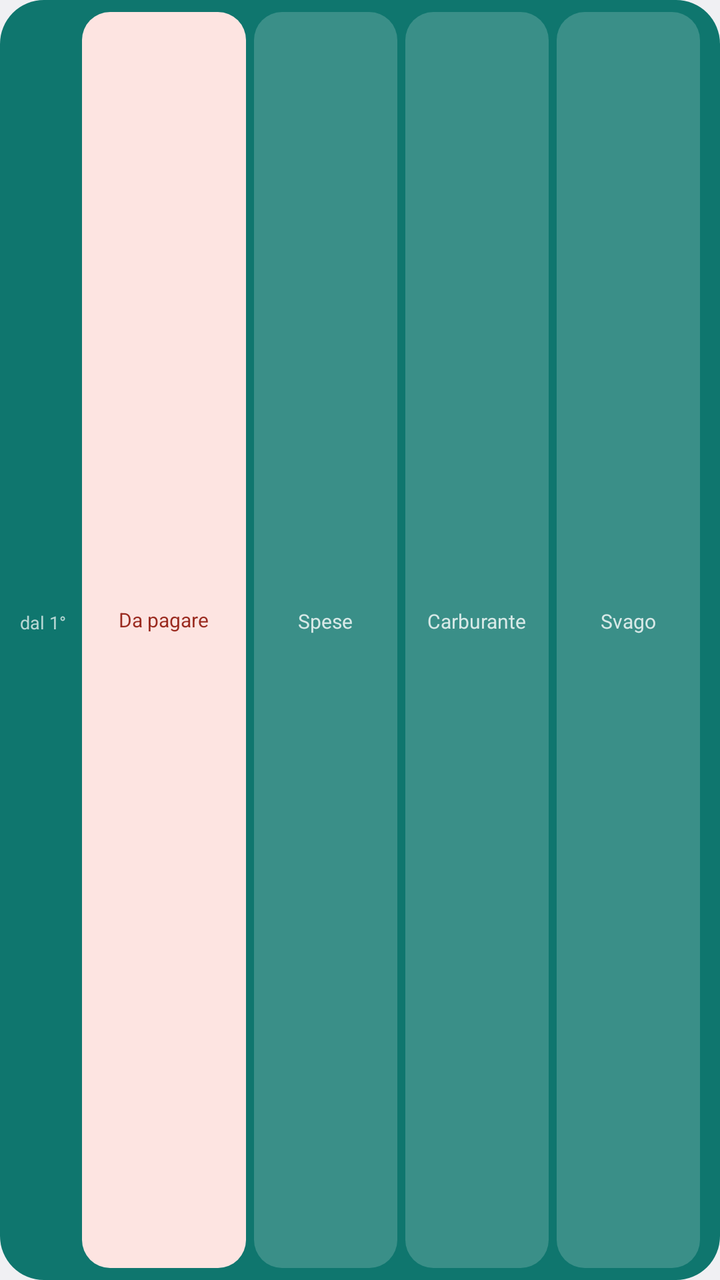
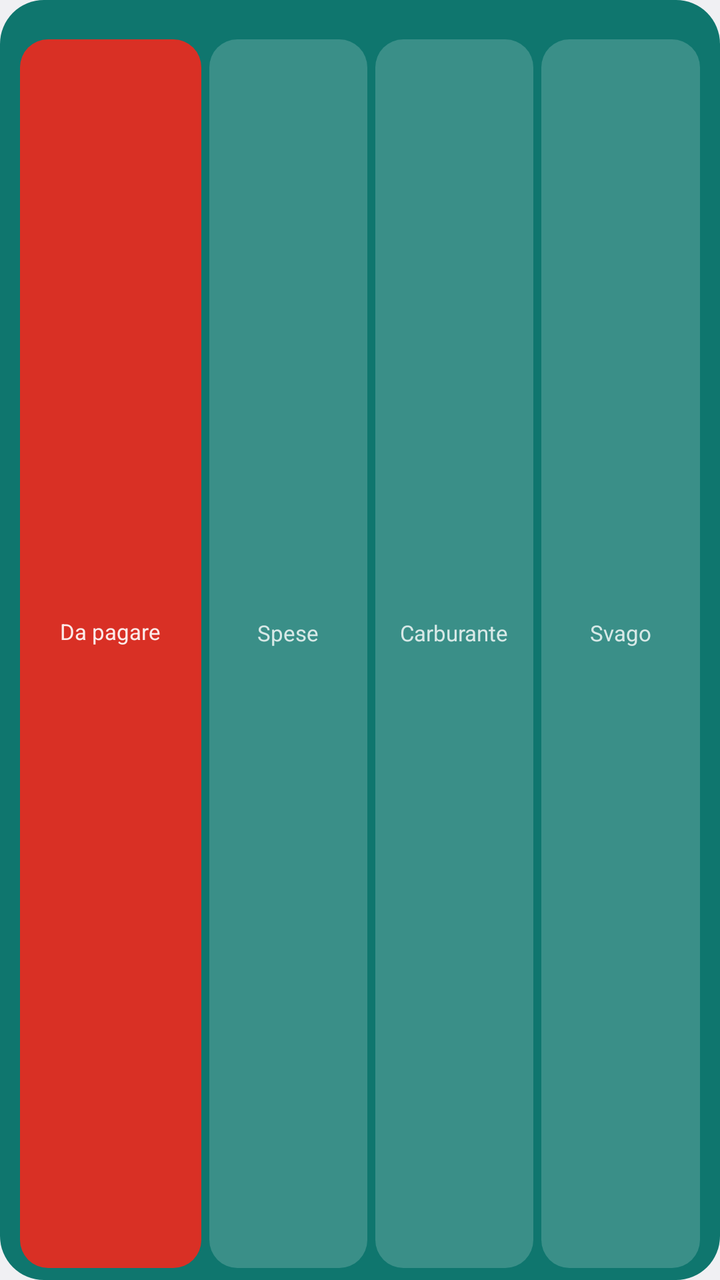

An Android layout rendered at two revisions. The XML below is the earlier revision; the diff shows what the commit changed to produce the second picture.
<!-- AndroidManifest.xml: application theme AppTheme -->
<!-- res/layout/widget_month.xml -->
<?xml version="1.0" encoding="utf-8"?>
<LinearLayout xmlns:android="http://schemas.android.com/apk/res/android"
    android:id="@+id/widget_month_root"
    android:layout_width="match_parent"
    android:layout_height="match_parent"
    android:orientation="horizontal"
    android:gravity="center_vertical"
    android:paddingLeft="8dp"
    android:paddingRight="8dp"
    android:paddingTop="6dp"
    android:paddingBottom="6dp"
    android:background="@drawable/widget_bg">

    
    <LinearLayout
        android:layout_width="wrap_content"
        android:layout_height="match_parent"
        android:orientation="vertical"
        android:gravity="center"
        android:paddingLeft="2dp"
        android:paddingRight="6dp">
        <TextView
            android:layout_width="wrap_content"
            android:layout_height="wrap_content"
            android:text="dal 1°"
            android:textColor="#B3FFFFFF"
            android:textSize="9sp"
            android:singleLine="true" />
        <TextView
            android:id="@+id/widget_month_abbr"
            android:layout_width="wrap_content"
            android:layout_height="wrap_content"
            android:textColor="#FFFFFF"
            android:textSize="13sp"
            android:textStyle="bold"
            android:singleLine="true" />
    </LinearLayout>

    
    <LinearLayout
        android:id="@+id/widget_month_due_cell"
        android:layout_width="0dp"
        android:layout_height="match_parent"
        android:layout_weight="1.15"
        android:layout_marginLeft="2dp"
        android:layout_marginRight="2dp"
        android:orientation="vertical"
        android:gravity="center"
        android:paddingLeft="6dp"
        android:paddingRight="6dp"
        android:background="@drawable/widget_cell_due">
        <TextView
            android:id="@+id/widget_month_topay_label"
            android:layout_width="wrap_content"
            android:layout_height="wrap_content"
            android:text="Da pagare"
            android:textColor="#9A2A1F"
            android:textSize="10sp"
            android:singleLine="true" />
        <TextView
            android:id="@+id/widget_month_topay"
            android:layout_width="wrap_content"
            android:layout_height="wrap_content"
            android:textColor="#9A2A1F"
            android:textSize="15sp"
            android:textStyle="bold"
            android:singleLine="true" />
    </LinearLayout>

    <LinearLayout
        android:layout_width="0dp"
        android:layout_height="match_parent"
        android:layout_weight="1"
        android:layout_marginLeft="2dp"
        android:layout_marginRight="2dp"
        android:orientation="vertical"
        android:gravity="center"
        android:paddingLeft="6dp"
        android:paddingRight="6dp"
        android:background="@drawable/widget_cell">
        <TextView
            android:layout_width="wrap_content"
            android:layout_height="wrap_content"
            android:text="Spese"
            android:textColor="#CCFFFFFF"
            android:textSize="10sp"
            android:singleLine="true" />
        <TextView
            android:id="@+id/widget_month_spese"
            android:layout_width="wrap_content"
            android:layout_height="wrap_content"
            android:textColor="#FFFFFF"
            android:textSize="14sp"
            android:textStyle="bold"
            android:singleLine="true" />
    </LinearLayout>

    <LinearLayout
        android:layout_width="0dp"
        android:layout_height="match_parent"
        android:layout_weight="1"
        android:layout_marginLeft="2dp"
        android:layout_marginRight="2dp"
        android:orientation="vertical"
        android:gravity="center"
        android:paddingLeft="6dp"
        android:paddingRight="6dp"
        android:background="@drawable/widget_cell">
        <TextView
            android:layout_width="wrap_content"
            android:layout_height="wrap_content"
            android:text="Carburante"
            android:textColor="#CCFFFFFF"
            android:textSize="10sp"
            android:singleLine="true" />
        <TextView
            android:id="@+id/widget_month_carburante"
            android:layout_width="wrap_content"
            android:layout_height="wrap_content"
            android:textColor="#FFFFFF"
            android:textSize="14sp"
            android:textStyle="bold"
            android:singleLine="true" />
    </LinearLayout>

    <LinearLayout
        android:layout_width="0dp"
        android:layout_height="match_parent"
        android:layout_weight="1"
        android:layout_marginLeft="2dp"
        android:layout_marginRight="2dp"
        android:orientation="vertical"
        android:gravity="center"
        android:paddingLeft="6dp"
        android:paddingRight="6dp"
        android:background="@drawable/widget_cell">
        <TextView
            android:layout_width="wrap_content"
            android:layout_height="wrap_content"
            android:text="Svago"
            android:textColor="#CCFFFFFF"
            android:textSize="10sp"
            android:singleLine="true" />
        <TextView
            android:id="@+id/widget_month_svago"
            android:layout_width="wrap_content"
            android:layout_height="wrap_content"
            android:textColor="#FFFFFF"
            android:textSize="14sp"
            android:textStyle="bold"
            android:singleLine="true" />
    </LinearLayout>
</LinearLayout>
<!-- resources referenced by this layout -->
<resources>
  <!-- drawable widget_bg (drawable) -->
  <?xml version="1.0" encoding="utf-8"?>
  <shape xmlns:android="http://schemas.android.com/apk/res/android" android:shape="rectangle">
      <solid android:color="#0F766E" />
      <corners android:radius="22dp" />
  </shape>
  <!-- drawable widget_cell (drawable) -->
  <?xml version="1.0" encoding="utf-8"?>
  <shape xmlns:android="http://schemas.android.com/apk/res/android" android:shape="rectangle">
      <solid android:color="#2EFFFFFF" />
      <corners android:radius="14dp" />
  </shape>
  <!-- drawable widget_cell_due (drawable) -->
  <?xml version="1.0" encoding="utf-8"?>
  <shape xmlns:android="http://schemas.android.com/apk/res/android" android:shape="rectangle">
      <solid android:color="#FDE4E1" />
      <corners android:radius="14dp" />
  </shape>
  <style name="AppTheme" parent="@android:style/Theme.DeviceDefault.DayNight">
          <item name="android:windowActionBar">false</item>
          <item name="android:windowNoTitle">true</item>
      </style>
</resources>

<!-- the commit's change to res/layout/widget_month.xml (unified diff, before → after) -->
@@ -3,151 +3,171 @@
     android:id="@+id/widget_month_root"
     android:layout_width="match_parent"
     android:layout_height="match_parent"
-    android:orientation="horizontal"
-    android:gravity="center_vertical"
+    android:orientation="vertical"
     android:paddingLeft="8dp"
     android:paddingRight="8dp"
-    android:paddingTop="6dp"
+    android:paddingTop="4dp"
     android:paddingBottom="6dp"
     android:background="@drawable/widget_bg">
 
     
-    <LinearLayout
-        android:layout_width="wrap_content"
-        android:layout_height="match_parent"
-        android:orientation="vertical"
-        android:gravity="center"
-        android:paddingLeft="2dp"
-        android:paddingRight="6dp">
-        <TextView
-            android:layout_width="wrap_content"
-            android:layout_height="wrap_content"
-            android:text="dal 1°"
-            android:textColor="#B3FFFFFF"
-            android:textSize="9sp"
-            android:singleLine="true" />
-        <TextView
-            android:id="@+id/widget_month_abbr"
-            android:layout_width="wrap_content"
-            android:layout_height="wrap_content"
-            android:textColor="#FFFFFF"
-            android:textSize="13sp"
-            android:textStyle="bold"
-            android:singleLine="true" />
-    </LinearLayout>
-
-    
-    <LinearLayout
-        android:id="@+id/widget_month_due_cell"
-        android:layout_width="0dp"
-        android:layout_height="match_parent"
-        android:layout_weight="1.15"
-        android:layout_marginLeft="2dp"
-        android:layout_marginRight="2dp"
-        android:orientation="vertical"
-        android:gravity="center"
-        android:paddingLeft="6dp"
-        android:paddingRight="6dp"
-        android:background="@drawable/widget_cell_due">
-        <TextView
-            android:id="@+id/widget_month_topay_label"
-            android:layout_width="wrap_content"
-            android:layout_height="wrap_content"
-            android:text="Da pagare"
-            android:textColor="#9A2A1F"
-            android:textSize="10sp"
-            android:singleLine="true" />
-        <TextView
-            android:id="@+id/widget_month_topay"
-            android:layout_width="wrap_content"
-            android:layout_height="wrap_content"
-            android:textColor="#9A2A1F"
-            android:textSize="15sp"
-            android:textStyle="bold"
-            android:singleLine="true" />
-    </LinearLayout>
+    <TextView
+        android:id="@+id/widget_month_abbr"
+        android:layout_width="match_parent"
+        android:layout_height="wrap_content"
+        android:paddingLeft="4dp"
+        android:paddingBottom="2dp"
+        android:textColor="#CCFFFFFF"
+        android:textSize="9.9sp"
+        android:textStyle="bold"
+        android:singleLine="true" />
 
     <LinearLayout
-        android:layout_width="0dp"
-        android:layout_height="match_parent"
+        android:layout_width="match_parent"
+        android:layout_height="0dp"
         android:layout_weight="1"
-        android:layout_marginLeft="2dp"
-        android:layout_marginRight="2dp"
-        android:orientation="vertical"
-        android:gravity="center"
-        android:paddingLeft="6dp"
-        android:paddingRight="6dp"
-        android:background="@drawable/widget_cell">
-        <TextView
-            android:layout_width="wrap_content"
-            android:layout_height="wrap_content"
-            android:text="Spese"
-            android:textColor="#CCFFFFFF"
-            android:textSize="10sp"
-            android:singleLine="true" />
-        <TextView
-            android:id="@+id/widget_month_spese"
-            android:layout_width="wrap_content"
-            android:layout_height="wrap_content"
-            android:textColor="#FFFFFF"
-            android:textSize="14sp"
-            android:textStyle="bold"
-            android:singleLine="true" />
-    </LinearLayout>
+        android:orientation="horizontal">
 
-    <LinearLayout
-        android:layout_width="0dp"
-        android:layout_height="match_parent"
-        android:layout_weight="1"
-        android:layout_marginLeft="2dp"
-        android:layout_marginRight="2dp"
-        android:orientation="vertical"
-        android:gravity="center"
-        android:paddingLeft="6dp"
-        android:paddingRight="6dp"
-        android:background="@drawable/widget_cell">
-        <TextView
-            android:layout_width="wrap_content"
-            android:layout_height="wrap_content"
-            android:text="Carburante"
-            android:textColor="#CCFFFFFF"
-            android:textSize="10sp"
-            android:singleLine="true" />
-        <TextView
-            android:id="@+id/widget_month_carburante"
-            android:layout_width="wrap_content"
-            android:layout_height="wrap_content"
-            android:textColor="#FFFFFF"
-            android:textSize="14sp"
-            android:textStyle="bold"
-            android:singleLine="true" />
-    </LinearLayout>
+        
+        <LinearLayout
+            android:id="@+id/widget_month_due_cell"
+            android:layout_width="0dp"
+            android:layout_height="match_parent"
+            android:layout_weight="1.15"
+            android:layout_marginLeft="2dp"
+            android:layout_marginRight="2dp"
+            android:orientation="vertical"
+            android:gravity="center"
+            android:paddingLeft="6dp"
+            android:paddingRight="6dp"
+            android:background="@drawable/widget_cell_due">
+            <TextView
+                android:id="@+id/widget_month_topay_label"
+                android:layout_width="wrap_content"
+                android:layout_height="wrap_content"
+                android:text="Da pagare"
+                android:textColor="#E6FFFFFF"
+                android:textSize="11sp"
+                android:singleLine="true" />
+            <TextView
+                android:id="@+id/widget_month_topay"
+                android:layout_width="wrap_content"
+                android:layout_height="wrap_content"
+                android:textColor="#FFFFFF"
+                android:textSize="16.5sp"
+                android:textStyle="bold"
+                android:singleLine="true" />
+        </LinearLayout>
 
-    <LinearLayout
-        android:layout_width="0dp"
-        android:layout_height="match_parent"
-        android:layout_weight="1"
-        android:layout_marginLeft="2dp"
-        android:layout_marginRight="2dp"
-        android:orientation="vertical"
-        android:gravity="center"
-        android:paddingLeft="6dp"
-        android:paddingRight="6dp"
-        android:background="@drawable/widget_cell">
-        <TextView
-            android:layout_width="wrap_content"
-            android:layout_height="wrap_content"
-            android:text="Svago"
-            android:textColor="#CCFFFFFF"
-            android:textSize="10sp"
-            android:singleLine="true" />
-        <TextView
-            android:id="@+id/widget_month_svago"
-            android:layout_width="wrap_content"
-            android:layout_height="wrap_content"
-            android:textColor="#FFFFFF"
-            android:textSize="14sp"
-            android:textStyle="bold"
-            android:singleLine="true" />
+        
+        <LinearLayout
+            android:id="@+id/widget_month_spese_cell"
+            android:layout_width="0dp"
+            android:layout_height="match_parent"
+            android:layout_weight="1"
+            android:layout_marginLeft="2dp"
+            android:layout_marginRight="2dp"
+            android:orientation="vertical"
+            android:gravity="center"
+            android:paddingLeft="6dp"
+            android:paddingRight="6dp"
+            android:background="@drawable/widget_cell">
+            <TextView
+                android:layout_width="wrap_content"
+                android:layout_height="wrap_content"
+                android:text="Spese"
+                android:textColor="#CCFFFFFF"
+                android:textSize="11sp"
+                android:singleLine="true" />
+            <TextView
+                android:id="@+id/widget_month_spese"
+                android:layout_width="wrap_content"
+                android:layout_height="wrap_content"
+                android:textColor="#FFFFFF"
+                android:textSize="15.4sp"
+                android:textStyle="bold"
+                android:singleLine="true" />
+            <ImageView
+                android:id="@+id/widget_month_spese_bar"
+                android:layout_width="match_parent"
+                android:layout_height="4dp"
+                android:layout_marginTop="2dp"
+                android:scaleType="fitXY"
+                android:visibility="gone" />
+        </LinearLayout>
+
+        
+        <LinearLayout
+            android:id="@+id/widget_month_carburante_cell"
+            android:layout_width="0dp"
+            android:layout_height="match_parent"
+            android:layout_weight="1"
+            android:layout_marginLeft="2dp"
+            android:layout_marginRight="2dp"
+            android:orientation="vertical"
+            android:gravity="center"
+            android:paddingLeft="6dp"
+            android:paddingRight="6dp"
+            android:background="@drawable/widget_cell">
+            <TextView
+                android:layout_width="wrap_content"
+                android:layout_height="wrap_content"
+                android:text="Carburante"
+                android:textColor="#CCFFFFFF"
+                android:textSize="11sp"
+                android:singleLine="true" />
+            <TextView
+                android:id="@+id/widget_month_carburante"
+                android:layout_width="wrap_content"
+                android:layout_height="wrap_content"
+                android:textColor="#FFFFFF"
+                android:textSize="15.4sp"
+                android:textStyle="bold"
+                android:singleLine="true" />
+            <ImageView
+                android:id="@+id/widget_month_carburante_bar"
+                android:layout_width="match_parent"
+                android:layout_height="4dp"
+                android:layout_marginTop="2dp"
+                android:scaleType="fitXY"
+                android:visibility="gone" />
+        </LinearLayout>
+
+        
+        <LinearLayout
+            android:id="@+id/widget_month_svago_cell"
+            android:layout_width="0dp"
+            android:layout_height="match_parent"
+            android:layout_weight="1"
+            android:layout_marginLeft="2dp"
+            android:layout_marginRight="2dp"
+            android:orientation="vertical"
+            android:gravity="center"
+            android:paddingLeft="6dp"
+            android:paddingRight="6dp"
+            android:background="@drawable/widget_cell">
+            <TextView
+                android:layout_width="wrap_content"
+                android:layout_height="wrap_content"
+                android:text="Svago"
+                android:textColor="#CCFFFFFF"
+                android:textSize="11sp"
+                android:singleLine="true" />
+            <TextView
+                android:id="@+id/widget_month_svago"
+                android:layout_width="wrap_content"
+                android:layout_height="wrap_content"
+                android:textColor="#FFFFFF"
+                android:textSize="15.4sp"
+                android:textStyle="bold"
+                android:singleLine="true" />
+            <ImageView
+                android:id="@+id/widget_month_svago_bar"
+                android:layout_width="match_parent"
+                android:layout_height="4dp"
+                android:layout_marginTop="2dp"
+                android:scaleType="fitXY"
+                android:visibility="gone" />
+        </LinearLayout>
     </LinearLayout>
 </LinearLayout>
<!-- resource entries referenced after the edit -->
@@ -15,7 +15,7 @@
   <!-- drawable widget_cell_due (drawable) -->
   <?xml version="1.0" encoding="utf-8"?>
   <shape xmlns:android="http://schemas.android.com/apk/res/android" android:shape="rectangle">
-      <solid android:color="#FDE4E1" />
+      <solid android:color="#D93025" />
       <corners android:radius="14dp" />
   </shape>
   <style name="AppTheme" parent="@android:style/Theme.DeviceDefault.DayNight">
